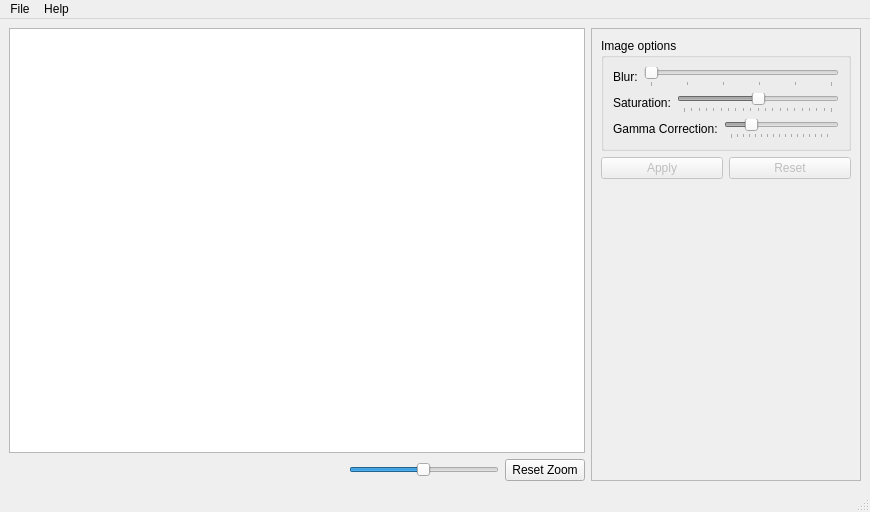
abansal755/Image-Editor, file mainwindow.ui: the form before one commit.
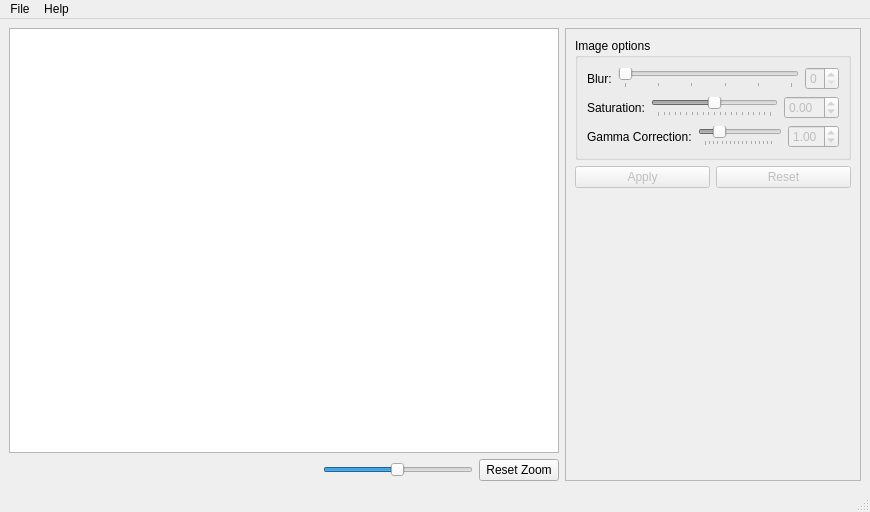
The form after the commit.

Commit message: Added spin-boxes

Patch:
```diff
--- a/mainwindow.ui
+++ b/mainwindow.ui
@@ -170,6 +170,19 @@
                  </property>
                 </widget>
                </item>
+               <item>
+                <widget class="QSpinBox" name="spinBox">
+                 <property name="enabled">
+                  <bool>false</bool>
+                 </property>
+                 <property name="maximum">
+                  <number>5</number>
+                 </property>
+                 <property name="value">
+                  <number>0</number>
+                 </property>
+                </widget>
+               </item>
               </layout>
              </item>
              <item>
@@ -206,6 +219,22 @@
                  </property>
                 </widget>
                </item>
+               <item>
+                <widget class="QDoubleSpinBox" name="doubleSpinBox">
+                 <property name="enabled">
+                  <bool>false</bool>
+                 </property>
+                 <property name="minimum">
+                  <double>-1.000000000000000</double>
+                 </property>
+                 <property name="maximum">
+                  <double>1.000000000000000</double>
+                 </property>
+                 <property name="value">
+                  <double>0.000000000000000</double>
+                 </property>
+                </widget>
+               </item>
               </layout>
              </item>
              <item>
@@ -242,6 +271,19 @@
                  </property>
                 </widget>
                </item>
+               <item>
+                <widget class="QDoubleSpinBox" name="doubleSpinBox_2">
+                 <property name="enabled">
+                  <bool>false</bool>
+                 </property>
+                 <property name="maximum">
+                  <double>5.000000000000000</double>
+                 </property>
+                 <property name="value">
+                  <double>1.000000000000000</double>
+                 </property>
+                </widget>
+               </item>
               </layout>
              </item>
             </layout>
```
The commit also changes 4 other files.
